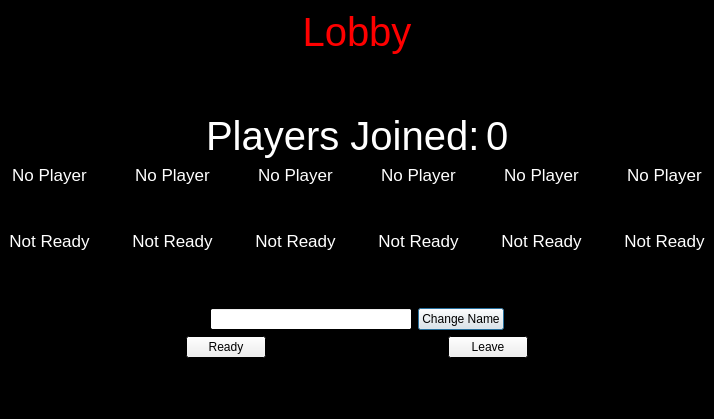
Above: DodgeBall/lobby.ui from demolition18956/DodgeBall-Game before the change. Below: the same form after it.
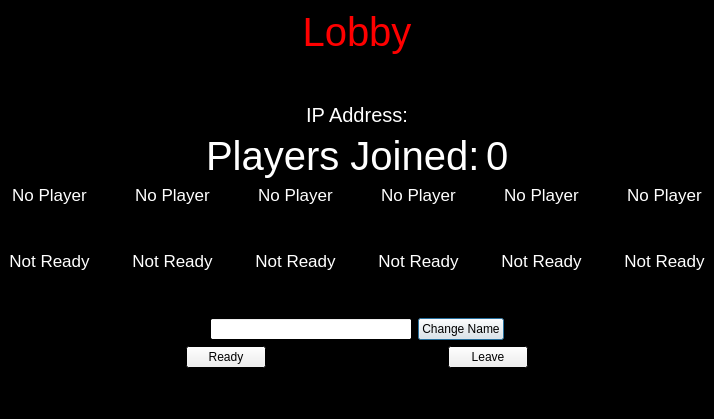
That is the form after the change.

The edit to the form file:
```diff
--- a/DodgeBall/lobby.ui
+++ b/DodgeBall/lobby.ui
@@ -516,12 +516,64 @@
       </property>
       <property name="sizeHint" stdset="0">
        <size>
-        <width>326</width>
-        <height>25</height>
+        <width>20</width>
+        <height>4</height>
        </size>
       </property>
      </spacer>
     </item>
+    <item>
+     <widget class="QLabel" name="ipLabel">
+      <property name="palette">
+       <palette>
+        <active>
+         <colorrole role="WindowText">
+          <brush brushstyle="SolidPattern">
+           <color alpha="255">
+            <red>255</red>
+            <green>255</green>
+            <blue>255</blue>
+           </color>
+          </brush>
+         </colorrole>
+        </active>
+        <inactive>
+         <colorrole role="WindowText">
+          <brush brushstyle="SolidPattern">
+           <color alpha="255">
+            <red>255</red>
+            <green>255</green>
+            <blue>255</blue>
+           </color>
+          </brush>
+         </colorrole>
+        </inactive>
+        <disabled>
+         <colorrole role="WindowText">
+          <brush brushstyle="SolidPattern">
+           <color alpha="255">
+            <red>190</red>
+            <green>190</green>
+            <blue>190</blue>
+           </color>
+          </brush>
+         </colorrole>
+        </disabled>
+       </palette>
+      </property>
+      <property name="font">
+       <font>
+        <pointsize>15</pointsize>
+       </font>
+      </property>
+      <property name="text">
+       <string>IP Address:</string>
+      </property>
+      <property name="alignment">
+       <set>Qt::AlignCenter</set>
+      </property>
+     </widget>
+    </item>
     <item>
      <layout class="QHBoxLayout" name="horizontalLayout">
       <item>
```
Left out of the diff: 29 changed lines with no effect on the pictures.
